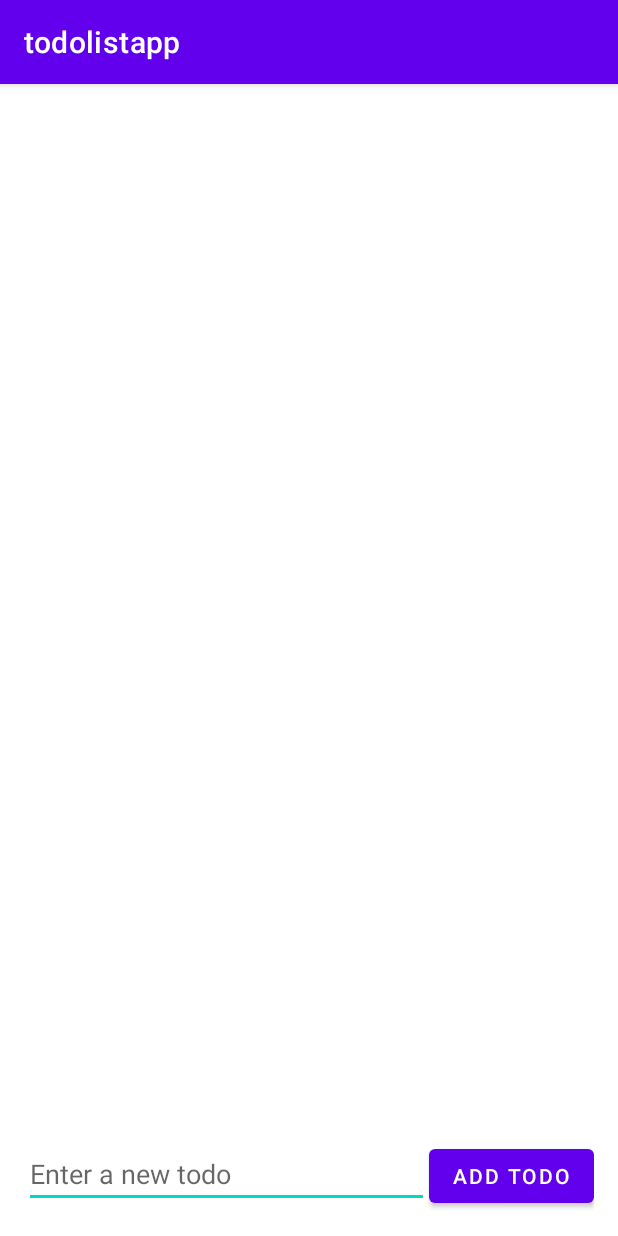
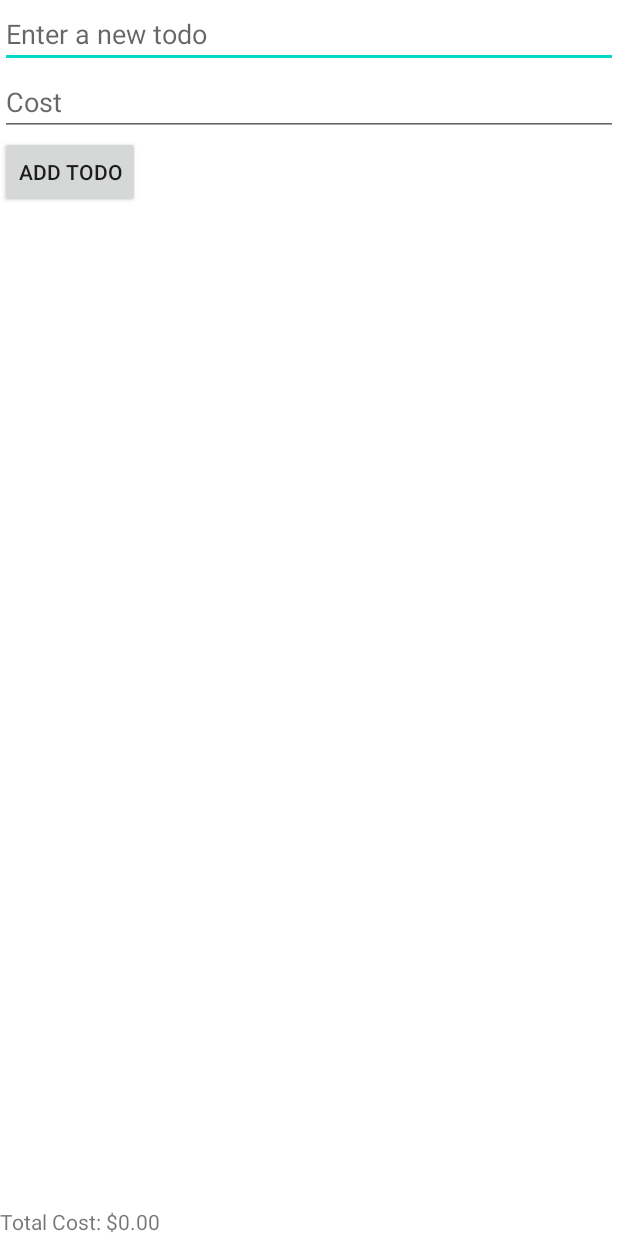
Before and after one commit to charlesanthony1996/todolist_app_android_sqlite, an Android app: the screen it shows after launch (MainActivity), on a phone screen of 412 x 824 dp. Run offline under Robolectric (Android 15) with nearby library versions, the phone set to English and light mode, and no system bars.

Commit message:
added total cost feature

```diff
--- a/app/src/main/java/com/example/todolistapp/MainActivity.kt
+++ b/app/src/main/java/com/example/todolistapp/MainActivity.kt
@@ -1,66 +1,103 @@
 package com.example.todolistapp
 
+import android.app.Activity
+import android.database.Cursor
 import android.os.Bundle
-import android.view.View
 import android.widget.ArrayAdapter
-import android.widget.EditText
-import android.widget.ListView
-import androidx.appcompat.app.AppCompatActivity
+import android.widget.Toast
 import kotlinx.android.synthetic.main.activity_main.*
 import kotlinx.android.synthetic.main.list_item.view.*
 
-class MainActivity : AppCompatActivity() {
+class MainActivity : Activity() {
 
-    private val todoList = arrayListOf<String>()
-    private lateinit var arrayAdapter: ArrayAdapter<String>
-    private lateinit var db: TodoListDbHelper
+    private lateinit var dbHelper: TodoListDbHelper
+    private lateinit var todoList: ArrayList<String>
+    private lateinit var adapter: ArrayAdapter<String>
 
     override fun onCreate(savedInstanceState: Bundle?) {
         super.onCreate(savedInstanceState)
         setContentView(R.layout.activity_main)
 
-        db = TodoListDbHelper(this)
-        loadTodos()
-
-        arrayAdapter = ArrayAdapter(this, R.layout.list_item, R.id.todo_text, todoList)
-        todo_list.adapter = arrayAdapter
+        dbHelper = TodoListDbHelper(this)
+        todoList = ArrayList()
+        adapter = ArrayAdapter(this, R.layout.list_item, R.id.todo_text, todoList)
+        todo_list.adapter = adapter
 
         add_todo_button.setOnClickListener {
             addTodo()
         }
+
+        todo_list.setOnItemClickListener { _, view, _, _ ->
+            view.delete_button.setOnClickListener {
+                val todoText = view.todo_text.text.toString()
+                deleteTodo(todoText)
+            }
+        }
+
+        getAllTodos()
     }
 
-    private fun loadTodos() {
-        val cursor = db.getAllTodos()
-        cursor.moveToFirst()
-        while (!cursor.isAfterLast) {
-            val todoText = cursor.getString(cursor.getColumnIndex(TodoListContract.TodoListEntry.COLUMN_NAME_TODO_TEXT))
-            todoList.add(todoText)
-            cursor.moveToNext()
+
+
+    private fun addTodo() {
+        val todoText = new_todo_edit_text.text.toString()
+        val cost = todo_cost_edit_text.text.toString().toDouble()
+        if (todoText.isNotEmpty()) {
+            dbHelper.insertTodo(todoText, cost)
+            new_todo_edit_text.text.clear()
+            todo_cost_edit_text.text.clear()
+            Toast.makeText(this, "Todo added!", Toast.LENGTH_SHORT).show()
+            getAllTodos()
+            updateTotalCost()
+        } else {
+            Toast.makeText(this, "Please enter a todo", Toast.LENGTH_SHORT).show()
         }
+    }
+
+
+    private fun deleteTodo(todoText: String) {
+        dbHelper.deleteTodo(todoText)
+        getAllTodos()
+        updateTotalCost()
+    }
+
+
+    private fun getAllTodos() {
+        val db = dbHelper.readableDatabase
+        val projection = arrayOf(TodoListContract.TodoListEntry.COLUMN_NAME_ID, TodoListContract.TodoListEntry.COLUMN_NAME_TODO_TEXT)
+        val cursor: Cursor = db.query(TodoListContract.TodoListEntry.TABLE_NAME, projection, null, null, null, null, null)
+
+        todoList.clear()
+        while (cursor.moveToNext()) {
+            val columnIndex = cursor.getColumnIndex(TodoListContract.TodoListEntry.COLUMN_NAME_TODO_TEXT)
+            if (columnIndex != -1) {
+                val todoText = cursor.getString(columnIndex)
+                todoList.add(todoText)
+            }
+        }
+
+        adapter.notifyDataSetChanged()
         cursor.close()
     }
 
-    private fun addTodo() {
-        val todoText = new_todo_text.text.toString()
-        if (todoText.isNotEmpty()) {
-            db.addTodo(todoText)
-            todoList.add(todoText)
-            arrayAdapter.notifyDataSetChanged()
-            new_todo_text.setText("")
+
+    private fun updateTotalCost() {
+        val db = dbHelper.readableDatabase
+        val projection = arrayOf(TodoListContract.TodoListEntry.COLUMN_NAME_ID, TodoListContract.TodoListEntry.COLUMN_NAME_COST)
+        val cursor: Cursor = db.query(TodoListContract.TodoListEntry.TABLE_NAME, projection, null, null, null, null, null)
+
+        var totalCost = 0.0
+        while (cursor.moveToNext()) {
+            val columnIndex = cursor.getColumnIndex(TodoListContract.TodoListEntry.COLUMN_NAME_COST)
+            if (columnIndex != -1) {
+                val cost = cursor.getDouble(columnIndex)
+                totalCost += cost
+            }
         }
+
+        total_cost_text_view.text = "Total Cost: $${totalCost}"
+        cursor.close()
     }
 
-    private fun deleteTodo(todoText: String) {
-        db.deleteTodo(todoText)
-        todoList.remove(todoText)
-        arrayAdapter.notifyDataSetChanged()
-    }
 
-    private fun updateTodo(oldTodoText: String, newTodoText: String) {
-        db.updateTodo(oldTodoText, newTodoText)
-        val index = todoList.indexOf(oldTodoText)
-        todoList[index] = newTodoText
-        arrayAdapter.notifyDataSetChanged()
-    }
 }
--- a/app/src/main/java/com/example/todolistapp/TodoListContract.kt
+++ b/app/src/main/java/com/example/todolistapp/TodoListContract.kt
@@ -8,5 +8,6 @@ object TodoListContract {
         const val TABLE_NAME = "todos"
         const val COLUMN_NAME_ID = "id"
         const val COLUMN_NAME_TODO_TEXT = "todo_text"
+        const val COLUMN_NAME_COST = "cost"
     }
 }
--- a/app/src/main/java/com/example/todolistapp/TodoListDbHelper.kt
+++ b/app/src/main/java/com/example/todolistapp/TodoListDbHelper.kt
@@ -8,44 +8,42 @@ import android.database.sqlite.SQLiteOpenHelper
 
 class TodoListDbHelper(context: Context) : SQLiteOpenHelper(context, DATABASE_NAME, null, DATABASE_VERSION) {
 
-    companion object {
-        const val DATABASE_NAME = "todo_list_database"
-        const val DATABASE_VERSION = 1
-        const val TABLE_NAME = "todos"
-        const val COLUMN_NAME_ID = "id"
-        const val COLUMN_NAME_TODO_TEXT = "todo_text"
-        const val SQL_CREATE_ENTRIES = "CREATE TABLE $TABLE_NAME ($COLUMN_NAME_ID INTEGER PRIMARY KEY, $COLUMN_NAME_TODO_TEXT TEXT)"
-        const val SQL_DELETE_ENTRIES = "DROP TABLE IF EXISTS $TABLE_NAME"
+    override fun onCreate(db: SQLiteDatabase) {
+        db.execSQL(SQL_CREATE_ENTRIES)
     }
 
-    override fun onCreate(db: SQLiteDatabase?) {
-        db?.execSQL(SQL_CREATE_ENTRIES)
-    }
-
-    override fun onUpgrade(db: SQLiteDatabase?, oldVersion: Int, newVersion: Int) {
-        db?.execSQL(SQL_DELETE_ENTRIES)
+    override fun onUpgrade(db: SQLiteDatabase, oldVersion: Int, newVersion: Int) {
+        db.execSQL(SQL_DELETE_ENTRIES)
         onCreate(db)
     }
 
-    fun addTodo(todoText: String) {
-        val values = ContentValues().apply {
-            put(COLUMN_NAME_TODO_TEXT, todoText)
-        }
-        writableDatabase.insert(TABLE_NAME, null, values)
+    override fun onDowngrade(db: SQLiteDatabase, oldVersion: Int, newVersion: Int) {
+        onUpgrade(db, oldVersion, newVersion)
+    }
+
+    fun insertTodo(todoText: String, cost: Double) {
+        val db = writableDatabase
+        val values = ContentValues()
+        values.put(TodoListContract.TodoListEntry.COLUMN_NAME_TODO_TEXT, todoText)
+        values.put(TodoListContract.TodoListEntry.COLUMN_NAME_COST, cost)
+        db.insert(TodoListContract.TodoListEntry.TABLE_NAME, null, values)
     }
 
     fun deleteTodo(todoText: String) {
-        writableDatabase.delete(TABLE_NAME, "$COLUMN_NAME_TODO_TEXT = ?", arrayOf(todoText))
+        val db = writableDatabase
+        val selection = "${TodoListContract.TodoListEntry.COLUMN_NAME_TODO_TEXT} LIKE ?"
+        val selectionArgs = arrayOf(todoText)
+        db.delete(TodoListContract.TodoListEntry.TABLE_NAME, selection, selectionArgs)
     }
 
-    fun updateTodo(oldTodoText: String, newTodoText: String) {
-        val values = ContentValues().apply {
-            put(COLUMN_NAME_TODO_TEXT, newTodoText)
-        }
-        writableDatabase.update(TABLE_NAME, values, "$COLUMN_NAME_TODO_TEXT = ?", arrayOf(oldTodoText))
-    }
-
-    fun getAllTodos(): Cursor {
-        return readableDatabase.rawQuery("SELECT * from $TABLE_NAME", null)
+    companion object {
+        const val DATABASE_NAME = "todolist.db"
+        const val DATABASE_VERSION = 1
+        const val SQL_CREATE_ENTRIES =
+            "CREATE TABLE ${TodoListContract.TodoListEntry.TABLE_NAME} (" +
+                    "${TodoListContract.TodoListEntry.COLUMN_NAME_ID} INTEGER PRIMARY KEY," +
+                    "${TodoListContract.TodoListEntry.COLUMN_NAME_TODO_TEXT} TEXT," +
+                    "${TodoListContract.TodoListEntry.COLUMN_NAME_COST} REAL)"
+        const val SQL_DELETE_ENTRIES = "DROP TABLE IF EXISTS ${TodoListContract.TodoListEntry.TABLE_NAME}"
     }
 }
--- a/app/src/main/res/layout/activity_main.xml
+++ b/app/src/main/res/layout/activity_main.xml
@@ -1,36 +1,44 @@
 <?xml version="1.0" encoding="utf-8"?>
 <LinearLayout xmlns:android="http://schemas.android.com/apk/res/android"
-    xmlns:tools="http://schemas.android.com/tools"
     android:layout_width="match_parent"
     android:layout_height="match_parent"
     android:orientation="vertical"
-    android:padding="16dp"
-    tools:context=".MainActivity">
+    >
+
+    <EditText
+        android:id="@+id/new_todo_edit_text"
+        android:layout_width="match_parent"
+        android:layout_height="wrap_content"
+        android:hint="@string/new_todo_hint"
+        />
+
+    <EditText
+        android:id="@+id/todo_cost_edit_text"
+        android:layout_width="match_parent"
+        android:layout_height="wrap_content"
+        android:hint="Cost"
+        android:inputType="numberDecimal"
+        />
+
+    <Button
+        android:id="@+id/add_todo_button"
+        android:layout_width="wrap_content"
+        android:layout_height="wrap_content"
+        android:text="@string/add_todo"
+        />
 
     <ListView
         android:id="@+id/todo_list"
         android:layout_width="match_parent"
         android:layout_height="0dp"
         android:layout_weight="1"
-        android:divider="@null" />
+        />
 
-    <LinearLayout
-        android:layout_width="match_parent"
+    <TextView
+        android:id="@+id/total_cost_text_view"
+        android:layout_width="wrap_content"
         android:layout_height="wrap_content"
-        android:orientation="horizontal">
-
-        <EditText
-            android:id="@+id/new_todo_text"
-            android:layout_width="0dp"
-            android:layout_height="wrap_content"
-            android:layout_weight="1"
-            android:hint="@string/new_todo_hint" />
-
-        <Button
-            android:id="@+id/add_todo_button"
-            android:layout_width="wrap_content"
-            android:layout_height="wrap_content"
-            android:text="@string/add_todo" />
-    </LinearLayout>
+        android:text="Total Cost: $0.00"
+        />
 
 </LinearLayout>
--- a/app/src/main/res/values/strings.xml
+++ b/app/src/main/res/values/strings.xml
@@ -1,5 +1,5 @@
 <resources>
-    <string name="app_name">todolistapp</string>
+    <string name="app_name">Todo List App</string>
     <string name="new_todo_hint">Enter a new todo</string>
     <string name="add_todo">Add todo</string>
     <string name="delete">Delete</string>
```
Also changed, not shown: app/src/main/res/layout/list_item.xml (+4 -7 lines).
